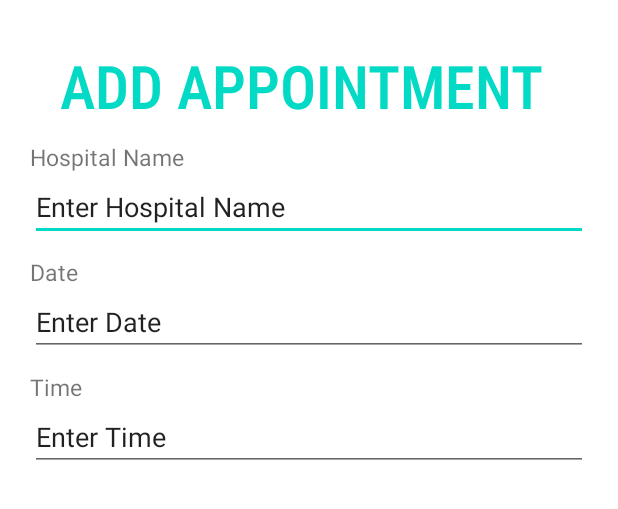
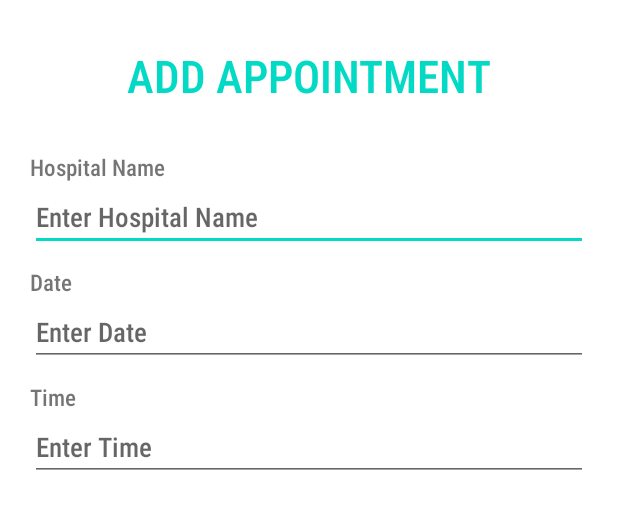
Before and after one commit to karthika251199/Aayush, an Android app: the layout activity_appointments.xml on its own in the app's theme, with its tools: preview values and no code run, on a phone screen of 412 x 824 dp. Shown: the top 509 px of the screen. Run offline under Robolectric (Android 15) with nearby library versions, the phone set to English and light mode, and no system bars.

Commit message:
updated appointment

```diff
--- a/app/src/main/AndroidManifest.xml
+++ b/app/src/main/AndroidManifest.xml
@@ -11,8 +11,11 @@
         android:roundIcon="@mipmap/ic_launcher_round"
         android:supportsRtl="true"
         android:theme="@style/AppTheme">
-        <activity android:name=".Profile"
+        <activity android:name=".Appointments"
             android:theme="@style/Theme.AppCompat.Light.NoActionBar"></activity>
+        <activity
+            android:name=".Profile"
+            android:theme="@style/Theme.AppCompat.Light.NoActionBar" />
         <activity android:name=".Logout" />
         <activity android:name=".HomePage" />
         <activity
--- a/app/src/main/java/com/example/aaush/AddAppointment.java
+++ b/app/src/main/java/com/example/aaush/Appointments.java
@@ -1,15 +1,16 @@
 package com.example.aaush;
+
+import androidx.appcompat.app.AppCompatActivity;
 
 import android.os.Bundle;
 import android.view.WindowManager;
 
-import androidx.appcompat.app.AppCompatActivity;
+public class Appointments extends AppCompatActivity {
 
-public class AddAppointment extends AppCompatActivity {
     @Override
     protected void onCreate(Bundle savedInstanceState) {
         super.onCreate(savedInstanceState);
         getWindow().setFlags(WindowManager.LayoutParams.FLAG_FULLSCREEN,WindowManager.LayoutParams.FLAG_FULLSCREEN);
-        setContentView(R.layout.add_appointment);
+        setContentView(R.layout.activity_appointments);
     }
 }
--- a/app/src/main/res/layout/add_appointment.xml
+++ b/app/src/main/res/layout/activity_appointments.xml
@@ -7,17 +7,17 @@
     android:background="#fff"
     android:orientation="vertical"
     android:padding="20dp"
-    tools:context=".Register">
+    tools:context=".Appointments">
 
     <TextView
         android:layout_width="wrap_content"
         android:layout_height="wrap_content"
-        android:layout_marginLeft="20dp"
         android:layout_marginTop="10dp"
         android:fontFamily="sans-serif-condensed-medium"
         android:text="ADD APPOINTMENT"
         android:textColor="@color/colorAccent"
-        android:textSize="40sp"
+        android:textSize="30sp"
+        android:layout_gravity="center_horizontal"
         android:transitionName="logo_text
 " />
 
@@ -25,8 +25,9 @@
         android:layout_width="match_parent"
         android:layout_height="wrap_content"
         android:baselineAligned="false"
-        android:layout_marginTop="10dp"
+        android:layout_marginTop="30dp"
         android:textSize="15dp"
+        android:fontFamily="sans-serif-condensed-medium"
         android:text="Hospital Name" />
 
     <EditText
@@ -34,7 +35,8 @@
         android:layout_height="wrap_content"
         android:ems="10"
         android:inputType="textPersonName"
-        android:text="Enter Hospital Name" />
+        android:fontFamily="sans-serif-condensed-medium"
+        android:hint="Enter Hospital Name" />
 
     <TextView
         android:layout_width="match_parent"
@@ -42,6 +44,7 @@
         android:baselineAligned="false"
         android:layout_marginTop="10dp"
         android:textSize="15dp"
+        android:fontFamily="sans-serif-condensed-medium"
         android:text="Date" />
 
     <EditText
@@ -49,7 +52,8 @@
         android:layout_height="wrap_content"
         android:ems="10"
         android:inputType="textPersonName"
-        android:text="Enter Date" />
+        android:fontFamily="sans-serif-condensed-medium"
+        android:hint="Enter Date" />
 
     <TextView
         android:id="@+id/textView"
@@ -58,6 +62,7 @@
         android:baselineAligned="false"
         android:layout_marginTop="10dp"
         android:textSize="15dp"
+        android:fontFamily="sans-serif-condensed-medium"
         android:text="Time" />
 
     <EditText
@@ -65,8 +70,9 @@
         android:layout_width="match_parent"
         android:layout_height="wrap_content"
         android:ems="10"
+        android:fontFamily="sans-serif-condensed-medium"
         android:inputType="textPersonName"
-        android:text="Enter Time" />
+        android:hint="Enter Time" />
 
 
 </LinearLayout>
```
Also changed, not shown: app/src/main/java/com/example/aaush/HomePage.java (+12 -4 lines), app/src/main/res/layout/activity_home_page.xml (+4 -4 lines), app/src/main/res/drawable-v24/round_button.jpg (added), app/src/main/res/drawable/calender.jpg (added).
